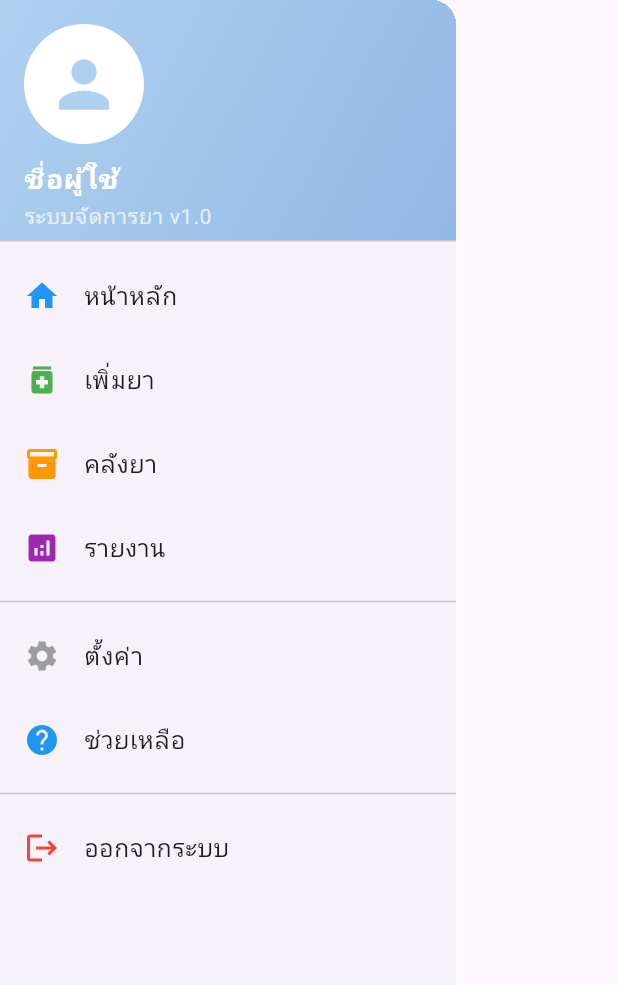
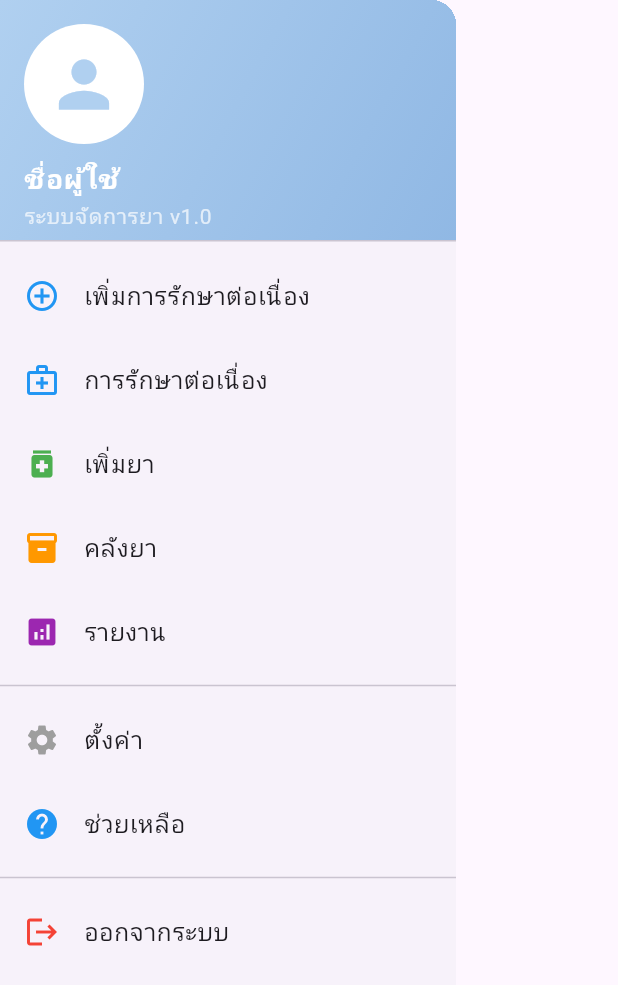
Before and after one commit to SittikornPratomwan/DrugApp-Flutter, a Flutter app: the DrawerPage widget shown alone on an empty page, opened directly, on a phone screen of 412 x 824 dp. Shown: the top 985 px of the screen. Run offline on Flutter 3.47's test engine with Material 3 defaults, Android fonts, the phone set to English and light mode, and no system bars; our stand-ins replace shared_preferences; accounts and stored records are empty.

Commit message:
add Continuing treatment bottom

```diff
--- a/flutter_application_1/lib/---Menu---/drawerpage.dart
+++ b/flutter_application_1/lib/---Menu---/drawerpage.dart
@@ -71,8 +71,16 @@ class _DrawerPageState extends State<DrawerPage> {
 
           // Menu Items
           ListTile(
-            leading: const Icon(Icons.home, color: Colors.blue),
-            title: Text(AppLocalizations.get('home', currentLanguage)),
+            leading: const Icon(Icons.add_circle_outline, color: Colors.blue),
+            title: Text(AppLocalizations.get('Add Continuing treatment', currentLanguage)),
+            onTap: () {
+              Navigator.pop(context);
+            },
+          ),
+
+                    ListTile(
+            leading: const Icon(Icons.medical_services_outlined, color: Colors.blue),
+            title: Text(AppLocalizations.get('Continuing treatment', currentLanguage)),
             onTap: () {
               Navigator.pop(context);
             },
--- a/flutter_application_1/lib/---Translate---/vocabulary.dart
+++ b/flutter_application_1/lib/---Translate---/vocabulary.dart
@@ -12,6 +12,8 @@ class AppLocalizations {
       'username': 'ชื่อผู้ใช้',
       'password': 'รหัสผ่าน',
       'home': 'หน้าหลัก',
+      'Add Continuing treatment': 'เพิ่มการรักษาต่อเนื่อง',
+      'Continuing treatment': 'การรักษาต่อเนื่อง',
       'add_drug': 'เพิ่มยา',
       'logout': 'ออกจากระบบ',
       'location': 'สถานที่',
--- a/flutter_application_1/lib/authen.dart
+++ b/flutter_application_1/lib/authen.dart
@@ -317,7 +317,7 @@ class _AuthenState extends State<Authen> {
 
     try {
       final response = await http.post(
-        Uri.parse('http://192.168.56.106:8514/drugs/auth/login'),
+        Uri.parse('http://192.168.56.107:8514/drugs/auth/login'),
         headers: {'Content-Type': 'application/json'},
         body: jsonEncode({
           'username': usernameController.text,
```
